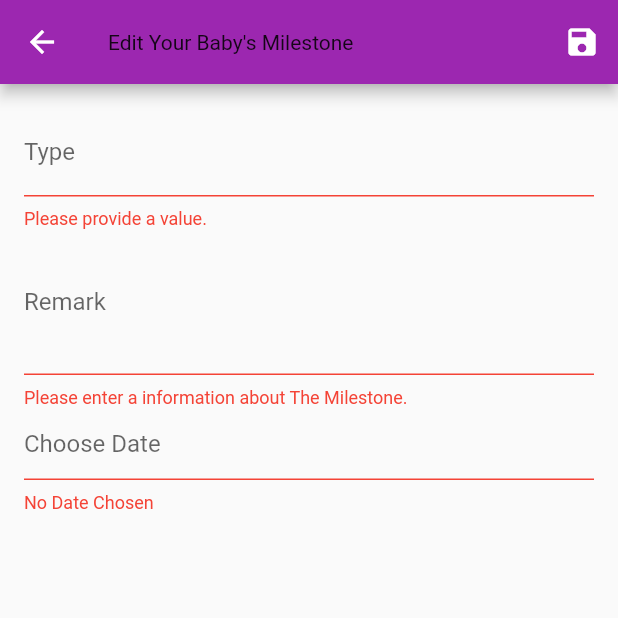
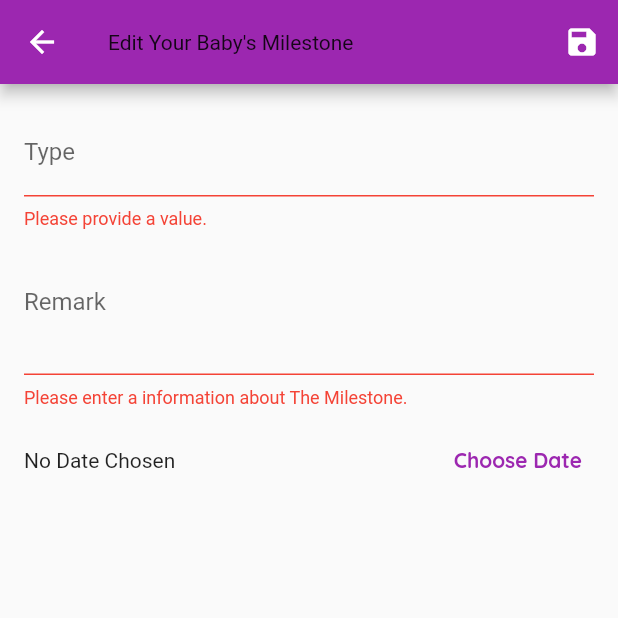
Before and after one commit to haxzzallian/Track_your_baby_milestone, a Flutter app: the EditMilestoneScreen screen opened by its route, after a tap on the "save" icon, on a phone screen of 412 x 824 dp, the top half of it. Run offline on Flutter 3.47's test engine with Material 2 defaults, Android fonts, the phone set to English and light mode, and no system bars; our stand-ins replace smooth_page_indicator.

Commit message:
final touch

```diff
--- a/lib/models/milestone.dart
+++ b/lib/models/milestone.dart
@@ -4,7 +4,7 @@ class Milestone with ChangeNotifier {
   final String id;
   final String type;
   final String remark;
-  final DateTime milestoneDate;
+  DateTime milestoneDate;
 
   Milestone({
     @required this.id,
--- a/lib/screen/edit_milestone_screen.dart
+++ b/lib/screen/edit_milestone_screen.dart
@@ -38,8 +38,10 @@ class _EditMilestoneScreenState extends State<EditMilestoneScreen> {
     if (_isInit) {
       final milestoneId = ModalRoute.of(context).settings.arguments as String;
       if (milestoneId != null) {
-        _editedMilestone = Provider.of<Milestones>(context, listen: false)
-            .findById(milestoneId);
+        _editedMilestone = Provider.of<Milestones>(
+          context,
+          listen: false,
+        ).findById(milestoneId);
         _initValues = {
           'type': _editedMilestone.type,
           'remark': _editedMilestone.remark,
@@ -59,7 +61,7 @@ class _EditMilestoneScreenState extends State<EditMilestoneScreen> {
     super.dispose();
   }
 
-  void _presentDatePicker() {
+  /*void _presentDatePicker() {
     showDatePicker(
       context: context,
       initialDate: DateTime.now(),
@@ -74,9 +76,10 @@ class _EditMilestoneScreenState extends State<EditMilestoneScreen> {
         _dateController = pickeddate;
       });
     });
-  }
+  }*/
 
   void _saveForm() {
+    _editedMilestone.milestoneDate = _dateController;
     final isValid = _form.currentState.validate();
     if (!isValid) {
       return;
@@ -86,9 +89,12 @@ class _EditMilestoneScreenState extends State<EditMilestoneScreen> {
       Provider.of<Milestones>(context, listen: false)
           .updateProduct(_editedMilestone.id, _editedMilestone);
     } else {
-      Provider.of<Milestones>(context, listen: false)
-          .addProduct(_editedMilestone);
+      Provider.of<Milestones>(
+        context,
+        listen: false,
+      ).addProduct(_editedMilestone);
     }
+
     Navigator.of(context).pop();
   }
 
@@ -161,33 +167,37 @@ class _EditMilestoneScreenState extends State<EditMilestoneScreen> {
                 child: Row(
                   children: [
                     Expanded(
-                      child: TextFormField(
-                        initialValue: _initValues['milestoneDate'],
-                        decoration: InputDecoration(labelText: 'Choose Date'),
-                        validator: (value) {
-                          if (value.isEmpty) {
-                            return 'No Date Chosen';
-                          }
-                          return null;
-                        },
-                        onTap: _presentDatePicker,
-                        onSaved: (value) {
-                          _editedMilestone = Milestone(
-                            type: value,
-                            remark: _editedMilestone.remark,
-                            id: _editedMilestone.id,
-                            milestoneDate: value,
-                          );
-                        },
+                      child: Text(
+                        _dateController == null
+                            ? 'No Date Chosen'
+                            : 'Picked Date: ${DateFormat.yMd().format(_dateController)}',
                       ),
                     ),
-                    //AdaptiveTextButton('Choose Date', _presentDatePicker),
-                    /* _dateController == null
-                            ? 'No Date Chosen'
-                            : 'Picked Date: ${DateFormat.yMMMEd().format(_dateController)}',
+                    TextButton(
+                      onPressed: () {
+                        showDatePicker(
+                          context: context,
+                          initialDate: DateTime.now(),
+                          firstDate: DateTime(2019),
+                          lastDate: DateTime.now(),
+                        ).then((pickeddate) {
+                          if (pickeddate == null) {
+                            return;
+                          }
+                          setState(() {
+                            //what user picked displays in textbox
+                            _dateController = pickeddate;
+                          });
+                        });
+                      },
+                      child: Text(
+                        'Choose Date',
+                        style: TextStyle(
+                          fontWeight: FontWeight.bold,
+                        ),
                       ),
                     ),
-                    AdaptiveTextButton('Choose Date', _presentDatePicker)*/
+                    //AdaptiveTextButton('Choose Date', _presentDatePicker)
                   ],
                 ),
               ),
```
